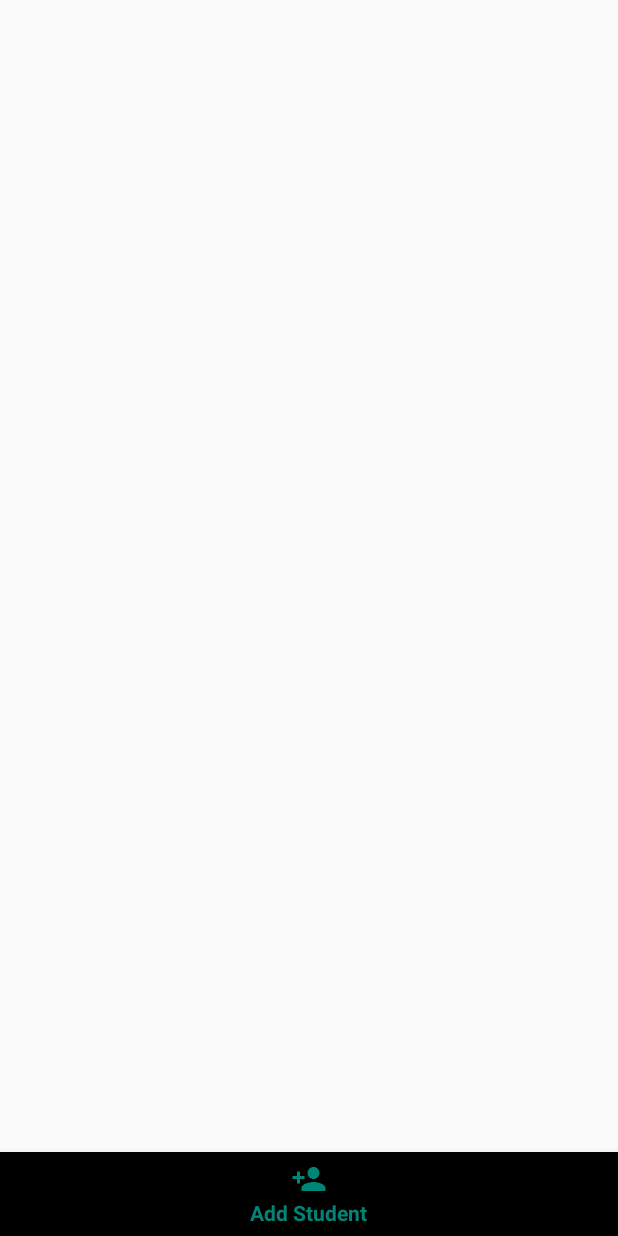
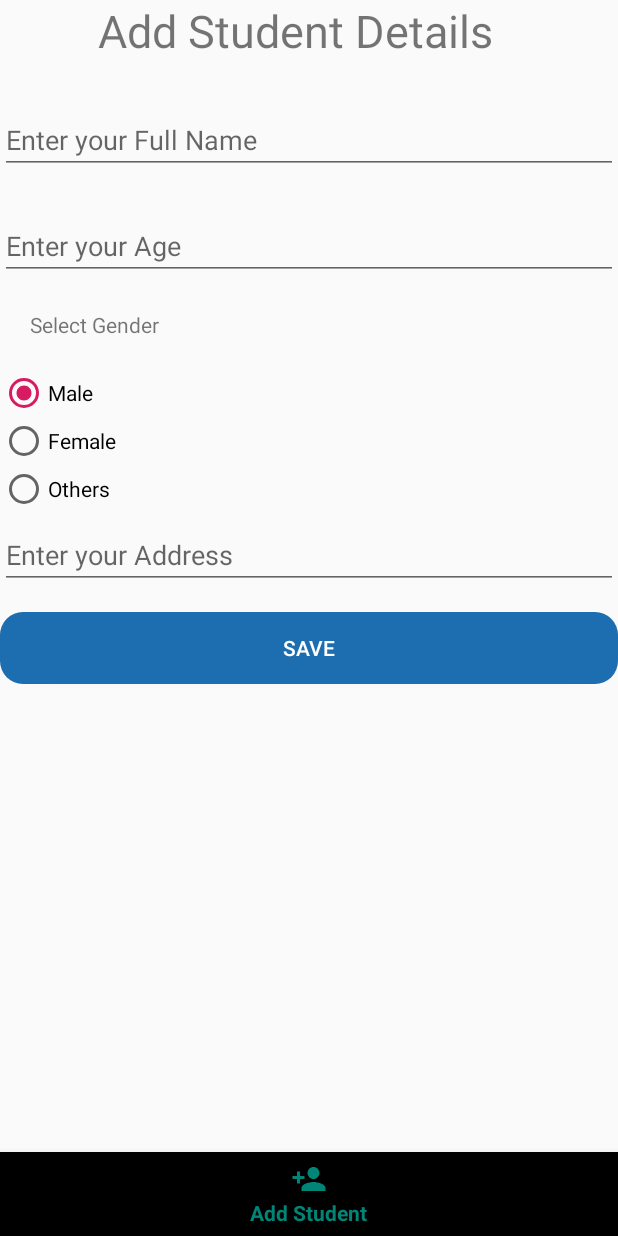
Before and after one commit to anishbudhathoki21/eSoftwarica-3rdAssignment, an Android app: the DashboardActivity screen opened directly, with no data from a screen before it, item 2 of the bottom bar chosen, on a phone screen of 412 x 824 dp. Run offline under Robolectric (Android 15) with nearby library versions, the light colour scheme and no system bars.

Commit message:
Bottom view navigation, fragments finished

```diff
--- a/app/src/main/AndroidManifest.xml
+++ b/app/src/main/AndroidManifest.xml
@@ -1,14 +1,17 @@
 <?xml version="1.0" encoding="utf-8"?>
 <manifest xmlns:android="http://schemas.android.com/apk/res/android"
     package="com.anish.esoftwarica">
+    <uses-permission android:name="android.permission.INTERNET"/>
 
     <application
+        android:usesCleartextTraffic="true"
         android:allowBackup="true"
         android:icon="@mipmap/ic_launcher"
         android:label="@string/app_name"
         android:roundIcon="@mipmap/ic_launcher_round"
         android:supportsRtl="true"
         android:theme="@style/AppTheme">
+
         <activity android:name=".Activity.DashboardActivity"></activity>
         <activity android:name=".Activity.MainActivity" />
         <activity android:name=".Activity.LoginActivity">
--- a/app/src/main/java/com/anish/esoftwarica/Activity/DashboardActivity.java
+++ b/app/src/main/java/com/anish/esoftwarica/Activity/DashboardActivity.java
@@ -1,16 +1,56 @@
 package com.anish.esoftwarica.Activity;
 
+import android.content.Context;
+import android.os.Bundle;
+import android.os.PersistableBundle;
+import android.util.AttributeSet;
+import android.view.MenuItem;
+import android.view.View;
+import android.webkit.WebView;
+
 import androidx.appcompat.app.AppCompatActivity;
+import androidx.fragment.app.Fragment;
 
-import android.os.Bundle;
-
+import com.anish.esoftwarica.Fragments.fragmentAboutus;
+import com.anish.esoftwarica.Fragments.fragmentAddstd;
+import com.anish.esoftwarica.Fragments.fragmentHome;
 import com.anish.esoftwarica.R;
+import com.google.android.material.bottomnavigation.BottomNavigationView;
 
 public class DashboardActivity extends AppCompatActivity {
 
     @Override
-    protected void onCreate(Bundle savedInstanceState) {
+    public void onCreate(Bundle savedInstanceState) {
         super.onCreate(savedInstanceState);
         setContentView(R.layout.activity_dashboard);
+
+        BottomNavigationView bottomNav = findViewById(R.id.bottom_navigation);
+        bottomNav.setOnNavigationItemSelectedListener(navView);
     }
-}
+
+    private BottomNavigationView.OnNavigationItemSelectedListener navView= new BottomNavigationView.OnNavigationItemSelectedListener() {
+        @Override
+        public boolean onNavigationItemSelected(MenuItem menuItem) {
+            Fragment selectedFragment = null;
+            switch (menuItem.getItemId()) {
+                case R.id.homeNav:
+                    selectedFragment = new fragmentHome();
+                    break;
+
+                case R.id.addsNav:
+                    selectedFragment = new fragmentAddstd();
+                    break;
+
+                case R.id.aboutNav:
+                    selectedFragment = new fragmentAboutus();
+                    break;
+
+            }
+
+            getSupportFragmentManager().beginTransaction().replace(R.id.FrameLt, selectedFragment).commit();
+            return true;
+        }
+
+
+    };
+};
--- /dev/null
+++ b/app/src/main/java/com/anish/esoftwarica/Fragments/fragmentAboutus.java
@@ -0,0 +1,28 @@
+package com.anish.esoftwarica.Fragments;
+
+import android.os.Bundle;
+import android.view.LayoutInflater;
+import android.view.View;
+import android.view.ViewGroup;
+import android.webkit.WebView;
+import android.webkit.WebViewClient;
+
+import androidx.annotation.NonNull;
+import androidx.annotation.Nullable;
+import androidx.fragment.app.Fragment;
+
+import com.anish.esoftwarica.R;
+
+public class fragmentAboutus extends Fragment {
+
+    @Nullable
+    @Override
+    public View onCreateView(@NonNull LayoutInflater inflater, @Nullable ViewGroup container, @Nullable Bundle savedInstanceState) {
+        View v = inflater.inflate(R.layout.about_us, container, false);
+        WebView webView = (WebView)v.findViewById(R.id.webAbout);
+        webView.getSettings().setJavaScriptEnabled(true);
+        webView.setWebViewClient(new WebViewClient());
+        webView.loadUrl("https://softwarica.edu.np/");
+        return v;
+    }
+}
--- /dev/null
+++ b/app/src/main/java/com/anish/esoftwarica/Fragments/fragmentAddstd.java
@@ -0,0 +1,17 @@
+package com.anish.esoftwarica.Fragments;
+
+import android.os.Bundle;
+import android.view.LayoutInflater;
+import android.view.View;
+import android.view.ViewGroup;
+
+import androidx.fragment.app.Fragment;
+
+import com.anish.esoftwarica.R;
+
+public class fragmentAddstd extends Fragment {
+    @Override
+    public View onCreateView(LayoutInflater inflater, ViewGroup container, Bundle savedInstanceState) {
+        return inflater.inflate(R.layout.add_student, container, false);
+    }
+}
--- /dev/null
+++ b/app/src/main/java/com/anish/esoftwarica/Fragments/fragmentHome.java
@@ -0,0 +1,6 @@
+package com.anish.esoftwarica.Fragments;
+
+import androidx.fragment.app.Fragment;
+
+public class fragmentHome extends Fragment {
+}
--- /dev/null
+++ b/app/src/main/res/layout/about_us.xml
@@ -0,0 +1,12 @@
+<?xml version="1.0" encoding="utf-8"?>
+<RelativeLayout xmlns:android="http://schemas.android.com/apk/res/android"
+    android:orientation="vertical" android:layout_width="match_parent"
+    android:layout_height="match_parent">
+
+    <WebView
+        android:id="@+id/webAbout"
+        android:layout_width="match_parent"
+        android:layout_height="match_parent"
+
+/>
+</RelativeLayout>
--- a/app/src/main/res/layout/activity_dashboard.xml
+++ b/app/src/main/res/layout/activity_dashboard.xml
@@ -6,13 +6,27 @@
     android:layout_height="match_parent"
     tools:context=".Activity.DashboardActivity">
 
-    <android.support.design.widget.BottomNavigationView
+
+    <FrameLayout
+        android:id="@+id/FrameLt"
+        android:layout_width="match_parent"
+        android:layout_height="match_parent"
+        android:layout_above="@+id/bottom_navigation"
+        />
+
+    <!--    <android.support.design.widget.BottomNavigationView-->
+    <!--        android:id="@+id/bottom_navigation"-->
+    <!--        android:layout_width="match_parent"-->
+    <!--        android:layout_height="wrap_content"-->
+    <!--        android:layout_alignParentBottom="true"-->
+    <!--        app:menu="@menu/bottom_navigation"-->
+    <!--       />-->
+    <com.google.android.material.bottomnavigation.BottomNavigationView
         android:id="@+id/bottom_navigation"
         android:layout_width="match_parent"
         android:layout_height="wrap_content"
         android:layout_alignParentBottom="true"
-        app:menu="@menu/bottom_navigation"
-       />
+        app:menu="@menu/bottom_navigation"/>
 
 
 
--- /dev/null
+++ b/app/src/main/res/layout/add_student.xml
@@ -0,0 +1,89 @@
+<?xml version="1.0" encoding="utf-8"?>
+<LinearLayout xmlns:android="http://schemas.android.com/apk/res/android"
+    android:orientation="vertical" android:layout_width="match_parent"
+    android:layout_height="match_parent">
+
+
+    <TextView
+        android:layout_width="match_parent"
+        android:layout_height="wrap_content"
+        android:text="Add Student Details"
+        android:textSize="30dp"
+        android:layout_marginLeft="65dp"/>
+
+    <EditText
+        android:id="@+id/etFullname"
+        android:layout_width="match_parent"
+        android:layout_height="wrap_content"
+        android:hint="Enter your Full Name"
+        android:layout_marginTop="30dp"
+        android:inputType="text"
+        />
+
+    <EditText
+        android:id="@+id/etAge"
+        android:layout_width="match_parent"
+        android:layout_height="wrap_content"
+        android:hint="Enter your Age"
+        android:layout_marginTop="25dp"
+        android:inputType="number"
+        />
+
+    <TextView
+        android:layout_width="match_parent"
+        android:layout_height="wrap_content"
+        android:text="Select Gender"
+        android:layout_margin="20dp"
+
+        />
+
+    <RadioGroup
+        android:id="@+id/radioSex"
+        android:layout_width="wrap_content"
+        android:layout_height="wrap_content" >
+
+        <RadioButton
+            android:id="@+id/radioMale"
+            android:layout_width="wrap_content"
+            android:layout_height="wrap_content"
+            android:text="Male"
+            android:checked="true" />
+
+        <RadioButton
+            android:id="@+id/radioFemale"
+            android:layout_width="wrap_content"
+            android:layout_height="wrap_content"
+            android:text="Female" />
+
+
+        <RadioButton
+            android:id="@+id/radioOthers"
+            android:layout_width="wrap_content"
+            android:layout_height="wrap_content"
+            android:text="Others" />
+
+
+    </RadioGroup>
+
+    <EditText
+        android:id="@+id/etAddress"
+        android:layout_width="match_parent"
+        android:layout_height="wrap_content"
+        android:hint="Enter your Address"
+        android:inputType="text"
+        android:layout_marginTop="5dp"
+        />
+
+        <Button
+            android:id="@+id/btnSave"
+            android:layout_width="match_parent"
+            android:layout_height="wrap_content"
+            android:text="Save"
+            android:background="@drawable/bg_rounded"
+            android:layout_marginTop="15dp"
+            android:textColor="#ffffff"
+
+            />
+
+
+</LinearLayout>
```
